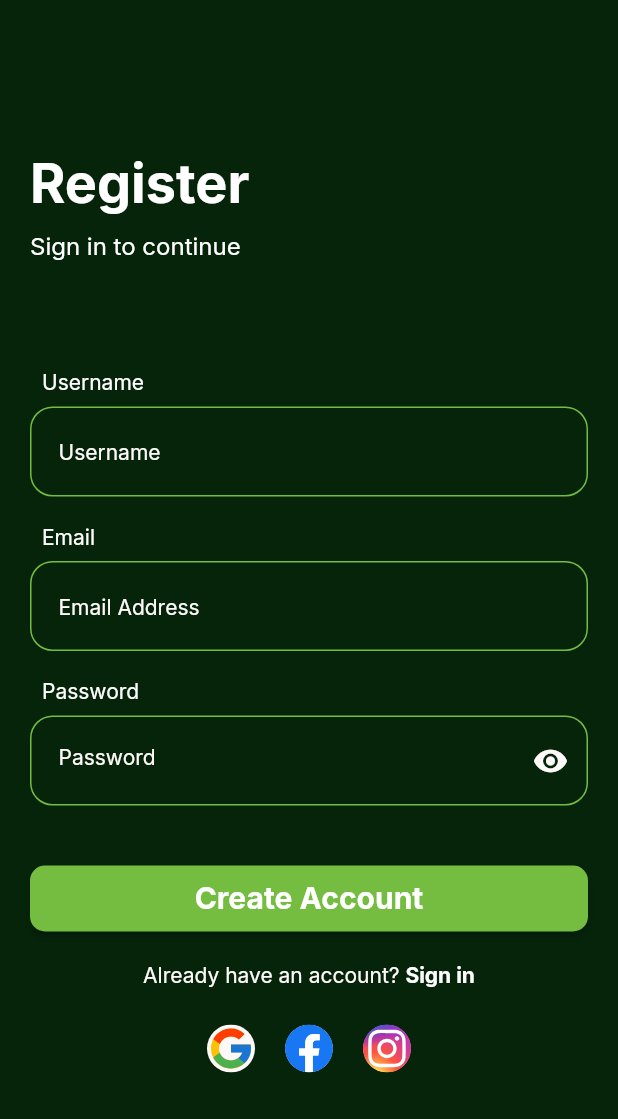
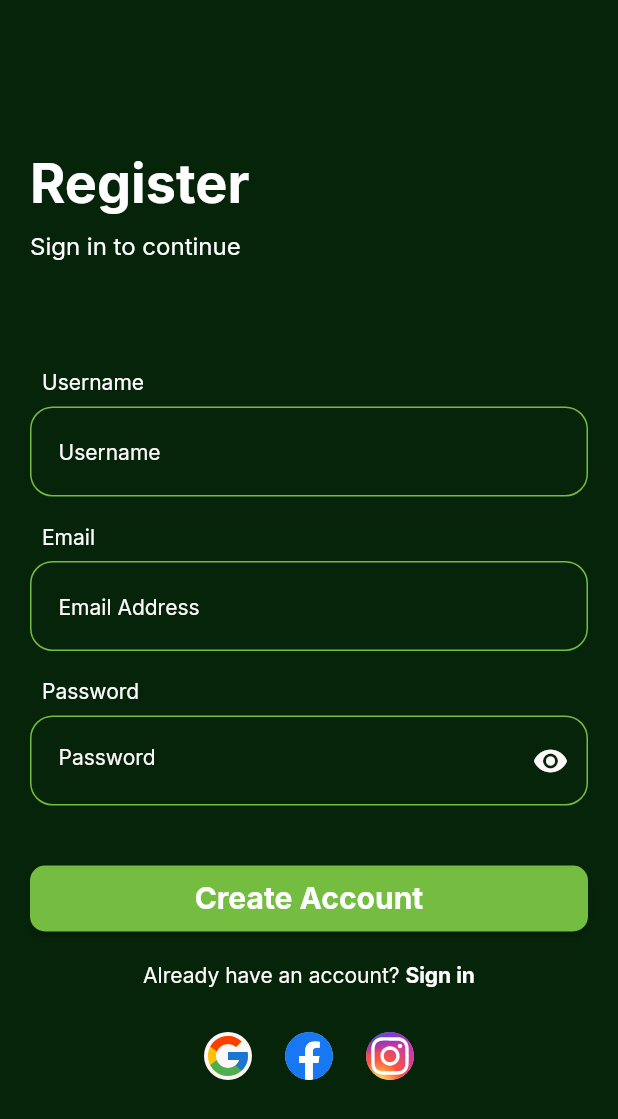
Before and after one commit to BarnabasGavai/samayLoginPage, a Flutter app: the screen it shows after launch, on a phone screen of 412 x 824 dp. Shown: the top 1119 px of the screen. Run offline on Flutter 3.47's test engine with Material 2 defaults, Android fonts, the phone set to English and light mode, and no system bars; our stand-ins replace flutter_svg, google_fonts.

Commit message:
Add files via upload

```diff
--- /dev/null
+++ b/lib/Components/Logos.dart
@@ -0,0 +1,47 @@
+import 'package:flutter_svg/flutter_svg.dart';
+import 'package:flutter/material.dart';
+
+class Logos extends StatefulWidget {
+  VoidCallback google;
+  VoidCallback fb;
+  VoidCallback insta;
+
+  Logos(
+      {super.key, required this.google, required this.fb, required this.insta});
+
+  @override
+  State<Logos> createState() => _LogosState(google, fb, insta);
+}
+
+class _LogosState extends State<Logos> {
+  VoidCallback google;
+  VoidCallback fb;
+  VoidCallback insta;
+  _LogosState(this.google, this.fb, this.insta);
+
+  @override
+  Widget build(BuildContext context) {
+    return Center(
+      child: Container(
+        width: 140,
+        child: Row(
+          mainAxisAlignment: MainAxisAlignment.spaceBetween,
+          children: [
+            InkWell(
+              child: SvgPicture.asset('assets/google.svg'),
+              onTap: () => google,
+            ),
+            InkWell(
+              child: SvgPicture.asset('assets/fb.svg'),
+              onTap: () => fb,
+            ),
+            InkWell(
+              child: SvgPicture.asset('assets/insta.svg'),
+              onTap: () => insta,
+            )
+          ],
+        ),
+      ),
+    );
+  }
+}
--- a/lib/Screens/RegisterScreen.dart
+++ b/lib/Screens/RegisterScreen.dart
@@ -3,6 +3,7 @@ import 'package:flutter/services.dart';
 import 'package:flutter_svg/flutter_svg.dart';
 import 'package:google_fonts/google_fonts.dart';
 import 'package:loginpage/Components/Login_button.dart';
+import 'package:loginpage/Components/Logos.dart';
 import 'package:loginpage/Components/Password_input.dart';
 import 'package:loginpage/Components/Titles.dart';
 import 'package:loginpage/Components/Username_input.dart';
@@ -124,12 +125,9 @@ class _RegisterScreenState extends State<RegisterScreen> {
                           ],
                         ),
                         SizedBox(
-                          height: 25,
+                          height: 30,
                         ),
-                        Center(
-                            child: Container(
-                                child: SvgPicture.asset('assets/logos.svg',
-                                    semanticsLabel: 'logo')))
+                        Logos(google: () {}, fb: () {}, insta: () {})
                       ],
                     )),
                   ],
```
Also changed, not shown: assets/fb.svg (added), assets/google.svg (added), assets/insta.svg (added).
